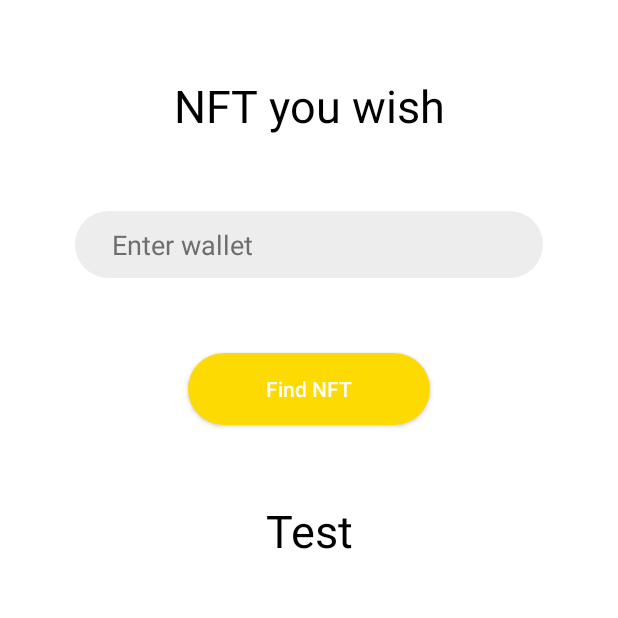
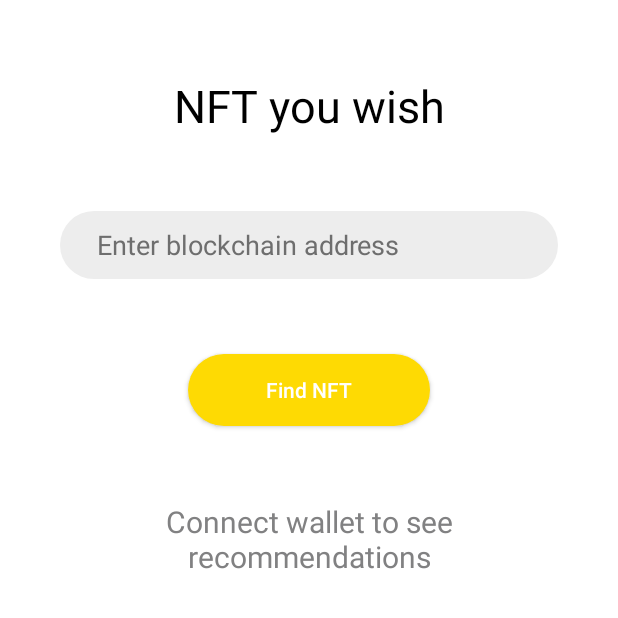
Before and after one commit to advasileva/wish-graph-mobile, an Android app: the screen it shows after launch (MainActivity), on a phone screen of 412 x 824 dp, the top half of it. Run offline under Robolectric (Android 15) with nearby library versions, the phone set to English and light mode, and no system bars; our stand-ins replace Picasso; pictures from the network do not load.

Commit message:
nft view added

```diff
--- a/app/build.gradle
+++ b/app/build.gradle
@@ -40,4 +40,5 @@ dependencies {
     testImplementation 'junit:junit:4.13.2'
     androidTestImplementation 'androidx.test.ext:junit:1.1.3'
     androidTestImplementation 'androidx.test.espresso:espresso-core:3.4.0'
+    implementation 'com.squareup.picasso:picasso:2.71828'
 }
--- a/app/src/main/res/drawable/custom_entry.xml
+++ b/app/src/main/res/drawable/custom_entry.xml
@@ -8,6 +8,6 @@
     <padding
         android:left="25sp"
         android:top="10sp"
-        android:right="10sp"
+        android:right="25sp"
         android:bottom="10sp" />
 </shape>
--- a/app/src/main/res/layout/activity_main.xml
+++ b/app/src/main/res/layout/activity_main.xml
@@ -20,15 +20,17 @@ tools:context=".MainActivity">
 <EditText
     android:id="@+id/wallet_field"
     android:layout_width="match_parent"
-    android:layout_height="wrap_content"
+    android:layout_height="45sp"
     android:layout_below="@+id/logo"
-    android:layout_marginHorizontal="50sp"
+    android:layout_marginHorizontal="40sp"
     android:layout_marginTop="50sp"
     android:ems="10"
     android:hint="@string/hint_wallet"
     android:textColor="@color/textColorPrimary"
     android:textColorHint="@color/textColorHint"
     android:background="@drawable/custom_entry"
+    android:gravity="start"
+    android:singleLine="true"
     android:textCursorDrawable="@drawable/entry_cursor" />
 
 
@@ -50,12 +52,19 @@ tools:context=".MainActivity">
         android:id="@+id/result"
         android:layout_width="match_parent"
         android:layout_height="wrap_content"
-        android:text="Test"
         android:layout_below="@+id/btn_find"
-        android:layout_marginHorizontal="125sp"
+        android:layout_marginHorizontal="80sp"
         android:layout_marginTop="50sp"
+        android:text="@string/motivation"
         android:textAlignment="center"
-        android:textColor="@color/textColorPrimary"
-        android:textSize="30sp" />
+        android:textColor="@color/textColorSecondary"
+        android:textSize="20sp" />
 
+    <ImageView
+        android:id="@+id/nft_view"
+        android:layout_width="match_parent"
+        android:layout_height="wrap_content"
+        android:layout_below="@+id/btn_find"
+        android:layout_marginHorizontal="80sp"
+        android:layout_marginTop="50sp" />
 </RelativeLayout>
--- a/app/src/main/res/values/strings.xml
+++ b/app/src/main/res/values/strings.xml
@@ -1,6 +1,7 @@
 <resources>
     <string name="app_name">Wish NFT</string>
     <string name="logo">NFT you wish</string>
-    <string name="hint_wallet">Enter wallet</string>
+    <string name="hint_wallet">Enter blockchain address</string>
     <string name="btn_find">Find NFT</string>
+    <string name="motivation">Connect wallet to see recommendations</string>
 </resources>
```
Also changed, not shown: app/src/main/java/com/example/wishgraphmobile/MainActivity.kt (+13 -5 lines).
